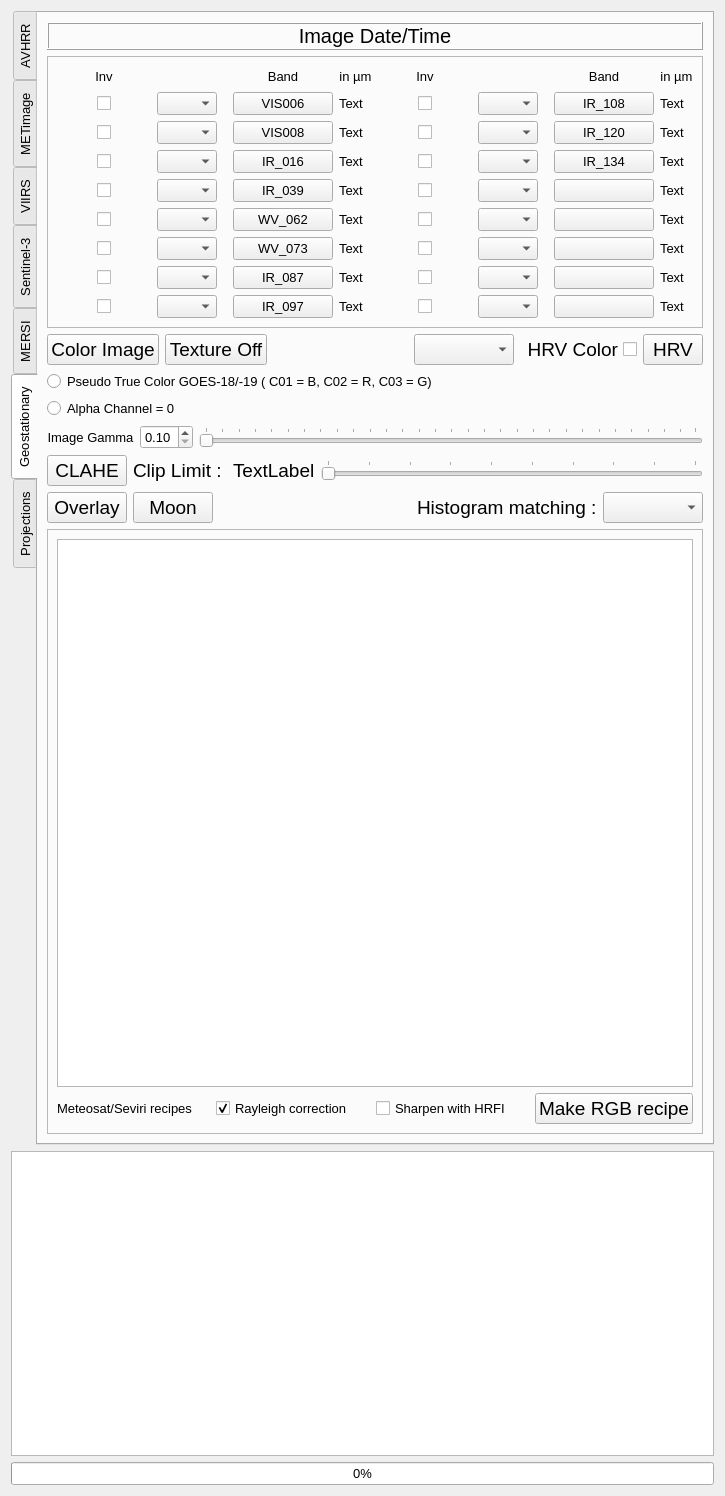
Qt form core/formtoolbox.ui (hvanruys/EUMETCastView) before a commit.
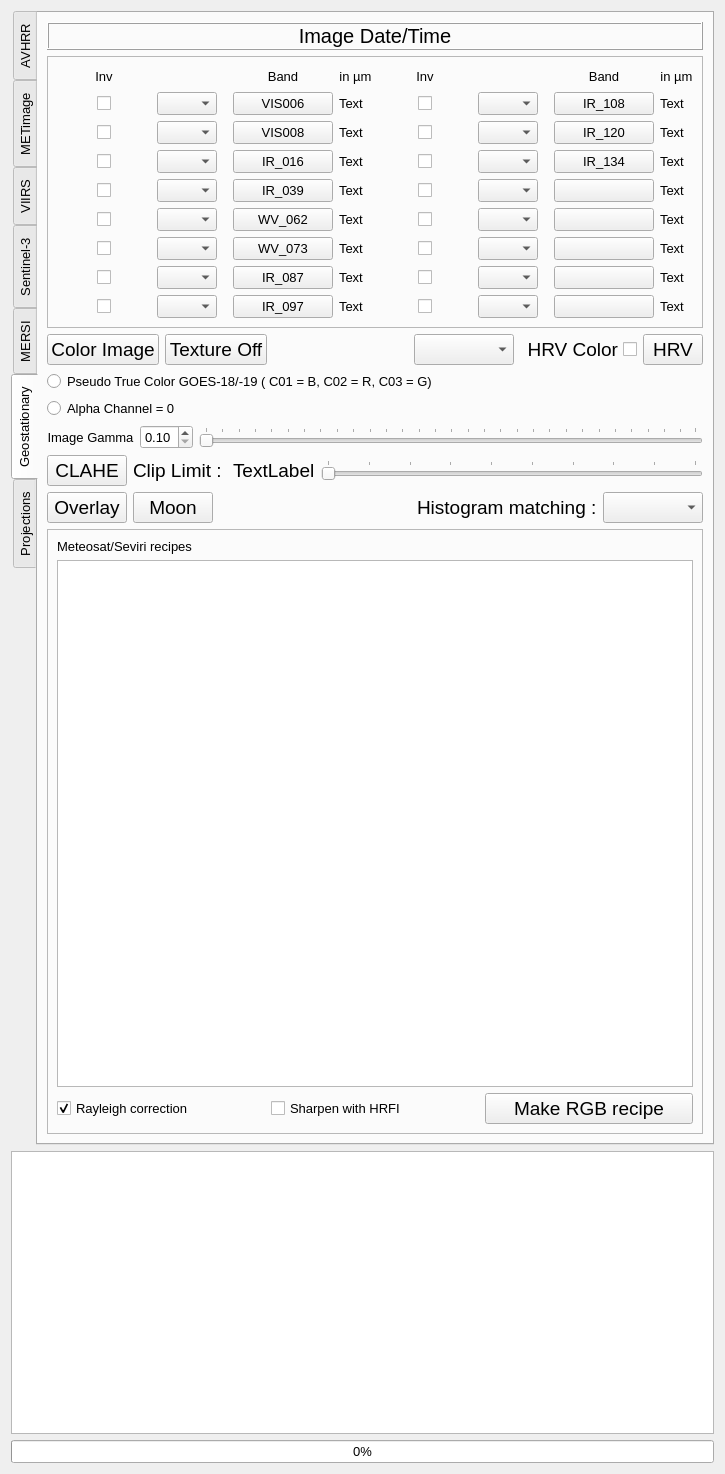
The same form after that commit. The open tabs and pages were chosen to show the change. Custom widgets are drawn as their Qt base class.

Commit message:
Put the recipe titles above their lists on the VII and geostationary tabs
On the VII tab the "METimage recipes" label sat in the row of check boxes
under the list; it now heads the tab, with the list below it and the
Rayleigh, destripe and Make-recipe controls in one row under that. The
geostationary tab gets the same shape, and its title label is named
lblTitleRecipes instead of label_63, since setupRGBRecipeList writes to it.

Claude-Session: https://claude.ai/code/session_01Wg9zd2gecWmso17m6MxJMe

```diff
--- a/core/formtoolbox.ui
+++ b/core/formtoolbox.ui
@@ -10,7 +10,7 @@
     <x>0</x>
     <y>0</y>
     <width>725</width>
-    <height>1496</height>
+    <height>1474</height>
    </rect>
   </property>
   <property name="sizePolicy">
@@ -6780,6 +6780,13 @@
          <layout class="QVBoxLayout" name="verticalLayout_16">
           <item>
            <layout class="QVBoxLayout" name="verticalLayout_2">
+            <item>
+             <widget class="QLabel" name="lblTitleRecipes">
+              <property name="text">
+               <string>Meteosat/Seviri recipes</string>
+              </property>
+             </widget>
+            </item>
             <item>
              <widget class="QListWidget" name="lstRGB">
               <property name="minimumSize">
@@ -6797,18 +6804,6 @@
             </item>
             <item>
              <layout class="QHBoxLayout" name="horizontalLayout_103">
-              <item>
-               <widget class="QLabel" name="label_63">
-                <property name="font">
-                 <font>
-                  <pointsize>10</pointsize>
-                 </font>
-                </property>
-                <property name="text">
-                 <string>Meteosat/Seviri recipes</string>
-                </property>
-               </widget>
-              </item>
               <item>
                <widget class="QCheckBox" name="chkGeoRayleigh">
                 <property name="font">
```
Left out of the diff: 34 changed lines with no effect on the pictures. Lines whose indentation alone changed are shown as unchanged. The commit also changes 1 other file.
